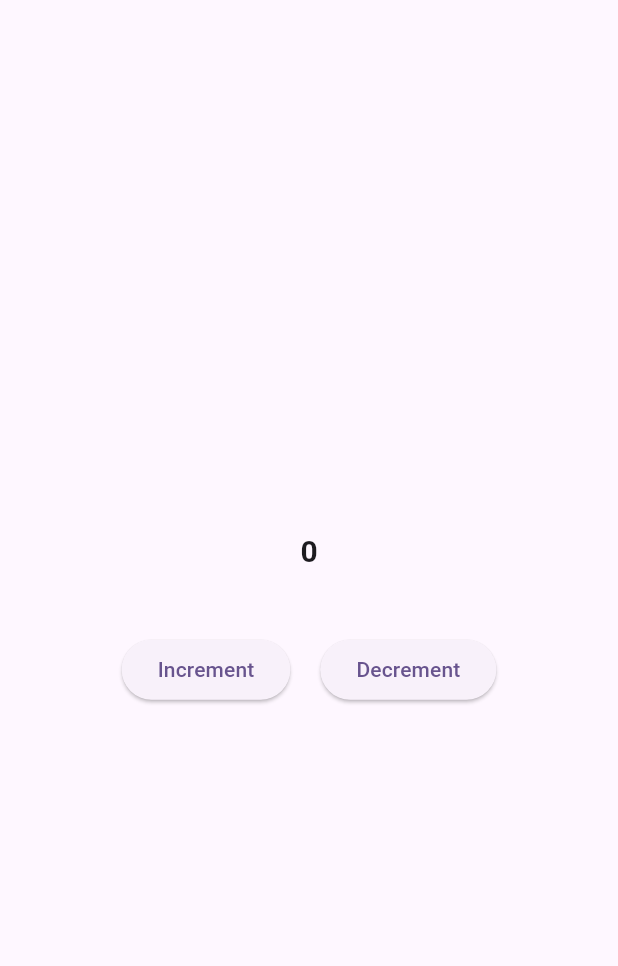
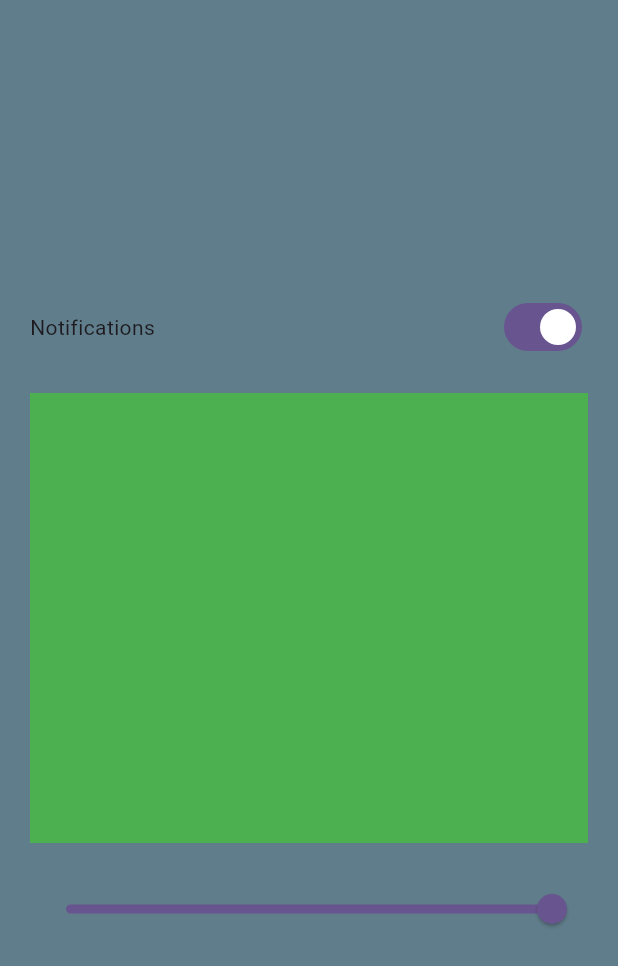
Before and after one commit to sagarthecoder/Bloc-State-Management, a Flutter app: the screen it shows after launch, on a phone screen of 412 x 824 dp. Shown: the top 966 px of the screen. Run offline on Flutter 3.47's test engine with Material 3 defaults, Android fonts, the phone set to English and light mode, and no system bars; our stand-ins replace bloc, equatable, flutter_bloc.

Commit message:
Implemented Multi bloc management

```diff
--- /dev/null
+++ b/lib/bloc/switch/switch_bloc.dart
@@ -0,0 +1,19 @@
+import 'package:bloc_state_management/bloc/switch/switch_event.dart';
+import 'package:bloc_state_management/bloc/switch/switch_states.dart';
+import 'package:flutter_bloc/flutter_bloc.dart';
+
+class SwitchBloc extends Bloc<SwitchEvent, SwitchState> {
+  SwitchBloc() : super(const SwitchState()) {
+    on<UpdateNotificationAction>(_updateNotification);
+    on<SliderAction>(_updateSlider);
+  }
+
+  void _updateNotification(
+      UpdateNotificationAction event, Emitter<SwitchState> emit) {
+    emit(state.copyWith(isEnabled: !state.isEnabled));
+  }
+
+  void _updateSlider(SliderAction event, Emitter<SwitchState> emit) {
+    emit(state.copyWith(slider: event.value));
+  }
+}
--- /dev/null
+++ b/lib/bloc/switch/switch_event.dart
@@ -0,0 +1,15 @@
+import 'package:equatable/equatable.dart';
+
+abstract class SwitchEvent extends Equatable {
+  const SwitchEvent();
+
+  @override
+  List<Object?> get props => [];
+}
+
+class UpdateNotificationAction extends SwitchEvent {}
+
+class SliderAction extends SwitchEvent {
+  final double value;
+  const SliderAction({required this.value});
+}
--- /dev/null
+++ b/lib/bloc/switch/switch_states.dart
@@ -0,0 +1,16 @@
+import 'package:equatable/equatable.dart';
+
+class SwitchState extends Equatable {
+  final bool isEnabled;
+  final double slider;
+  const SwitchState({this.isEnabled = true, this.slider = 1.0});
+
+  SwitchState copyWith({bool? isEnabled, double? slider}) {
+    return SwitchState(
+        isEnabled: isEnabled ?? this.isEnabled, slider: slider ?? this.slider);
+  }
+
+  @override
+  // TODO: implement props
+  List<Object?> get props => [isEnabled, slider];
+}
--- a/lib/main.dart
+++ b/lib/main.dart
@@ -1,5 +1,7 @@
 import 'package:bloc_state_management/bloc/counter/counter_bloc.dart';
+import 'package:bloc_state_management/bloc/switch/switch_bloc.dart';
 import 'package:bloc_state_management/ui/CounterScreen.dart';
+import 'package:bloc_state_management/ui/MultiBlocScreen.dart';
 import 'package:flutter/material.dart';
 import 'package:flutter_bloc/flutter_bloc.dart';
 
@@ -13,15 +15,18 @@ class MyApp extends StatelessWidget {
   // This widget is the root of your application.
   @override
   Widget build(BuildContext context) {
-    return BlocProvider(
-      create: (_) => CounterBloc(),
+    return MultiBlocProvider(
+      providers: [
+        BlocProvider(create: (_) => CounterBloc()),
+        BlocProvider(create: (_) => SwitchBloc()),
+      ],
       child: MaterialApp(
         title: 'Flutter Demo',
         theme: ThemeData(
           colorScheme: ColorScheme.fromSeed(seedColor: Colors.deepPurple),
           useMaterial3: true,
         ),
-        home: const CounterScreen(),
+        home: const MultiBlocScreen(),
       ),
     );
   }
--- a/lib/ui/CounterScreen.dart
+++ b/lib/ui/CounterScreen.dart
@@ -1,7 +1,6 @@
 import 'package:bloc_state_management/bloc/counter/counter_bloc.dart';
 import 'package:bloc_state_management/bloc/counter/counter_event.dart';
 import 'package:bloc_state_management/bloc/counter/counter_state.dart';
-import 'package:flutter/cupertino.dart';
 import 'package:flutter/material.dart';
 import 'package:flutter_bloc/flutter_bloc.dart';
 
--- /dev/null
+++ b/lib/ui/MultiBlocScreen.dart
@@ -0,0 +1,81 @@
+import 'package:bloc_state_management/bloc/switch/switch_bloc.dart';
+import 'package:bloc_state_management/bloc/switch/switch_event.dart';
+import 'package:bloc_state_management/bloc/switch/switch_states.dart';
+import 'package:flutter/material.dart';
+import 'package:flutter_bloc/flutter_bloc.dart';
+
+class MultiBlocScreen extends StatefulWidget {
+  const MultiBlocScreen({super.key});
+
+  @override
+  State<MultiBlocScreen> createState() => _MultiBlocScreenState();
+}
+
+class _MultiBlocScreenState extends State<MultiBlocScreen> {
+  @override
+  Widget build(BuildContext context) {
+    return Scaffold(
+      backgroundColor: Colors.blueGrey,
+      body: Container(
+        margin: EdgeInsets.all(20),
+        child: Column(
+          mainAxisAlignment: MainAxisAlignment.center,
+          crossAxisAlignment: CrossAxisAlignment.start,
+          children: [
+            makeNotificationSection(),
+            const SizedBox(
+              height: 20,
+            ),
+            makeContainer(),
+            const SizedBox(
+              height: 20,
+            ),
+            makeSlider(),
+          ],
+        ),
+      ),
+    );
+  }
+
+  Widget makeNotificationSection() {
+    return Row(
+      mainAxisAlignment: MainAxisAlignment.spaceBetween,
+      children: [
+        const Text('Notifications'),
+        BlocBuilder<SwitchBloc, SwitchState>(
+          buildWhen: (previous, current) =>
+              previous.isEnabled != current.isEnabled,
+          builder: (context, state) {
+            return Switch(
+                value: state.isEnabled,
+                onChanged: (newValue) {
+                  context.read<SwitchBloc>().add(UpdateNotificationAction());
+                });
+          },
+        ),
+      ],
+    );
+  }
+
+  Widget makeContainer() {
+    return BlocBuilder<SwitchBloc, SwitchState>(builder: (context, state) {
+      return Container(
+        width: double.infinity,
+        height: 300,
+        color: Colors.green.withOpacity(state.slider),
+      );
+    });
+  }
+
+  Widget makeSlider() {
+    return BlocBuilder<SwitchBloc, SwitchState>(
+        buildWhen: (previous, current) => previous.slider != current.slider,
+        builder: (context, state) {
+          return Slider(
+              value: state.slider,
+              onChanged: (newValue) {
+                context.read<SwitchBloc>().add(SliderAction(value: newValue));
+              });
+        });
+  }
+}
```
